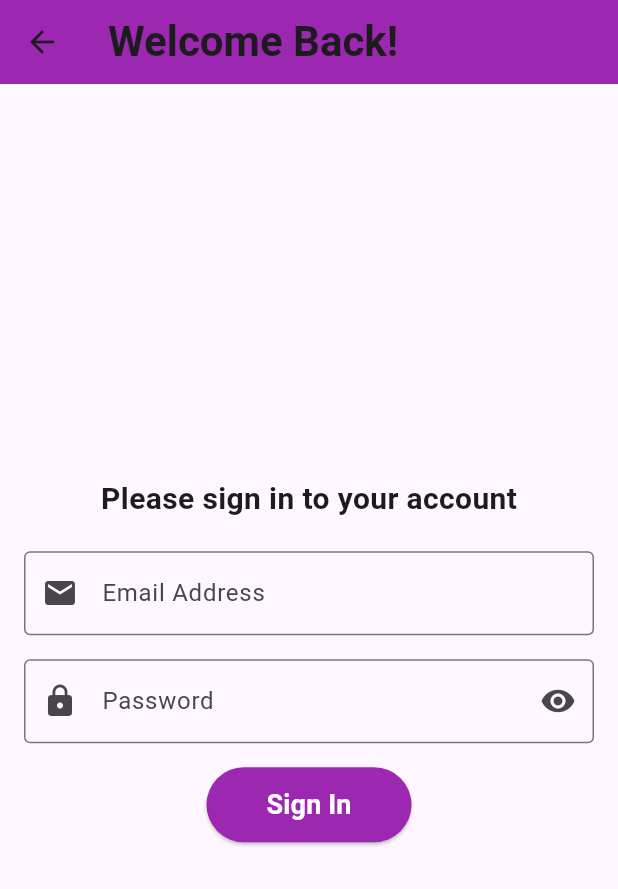
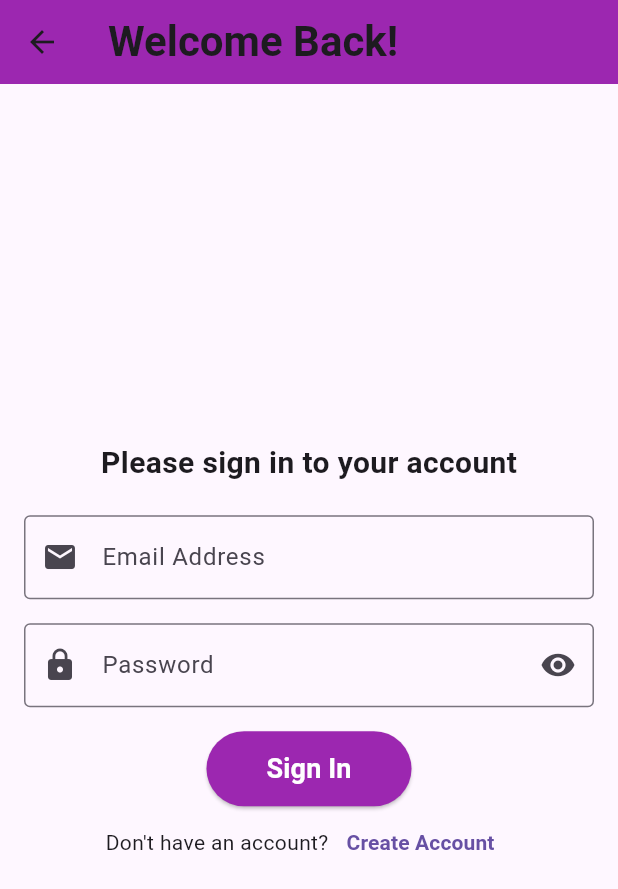
Before and after one commit to hien-dao/MobAppDev_Project02, a Flutter app: the screen it shows once a user with an empty profile is signed in, after a tap on the "logout" icon, after a tap on "Login", on a phone screen of 412 x 824 dp. Shown: the top 889 px of the screen. Run offline on Flutter 3.47's test engine with Material 3 defaults, Android fonts, the light colour scheme and no system bars; our stand-ins replace animated_text_kit, cloud_firestore, firebase_auth, firebase_core; accounts and stored records are empty.

Commit message:
Update loginscreen to have button to go to createaccount

```diff
--- a/lib/SCREENS/loginportion/loginscreen.dart
+++ b/lib/SCREENS/loginportion/loginscreen.dart
@@ -145,6 +145,23 @@ class _LoginScreenState extends State<LoginScreen>{
                       ),
                   ),
                 ),
+
+                // Go to create account via /create_account
+                Row(
+                  mainAxisAlignment: MainAxisAlignment.center,
+                  children: [
+                    const Text("Don't have an account?"),
+                    TextButton(
+                      onPressed: () {
+                        Navigator.pushReplacementNamed(context, '/createaccount');
+                      },
+                      child: const Text(
+                        "Create Account",
+                        style: TextStyle(fontWeight: FontWeight.bold),
+                      ),
+                    ),
+                  ],
+                ),
             ],
           ),
         )
```
